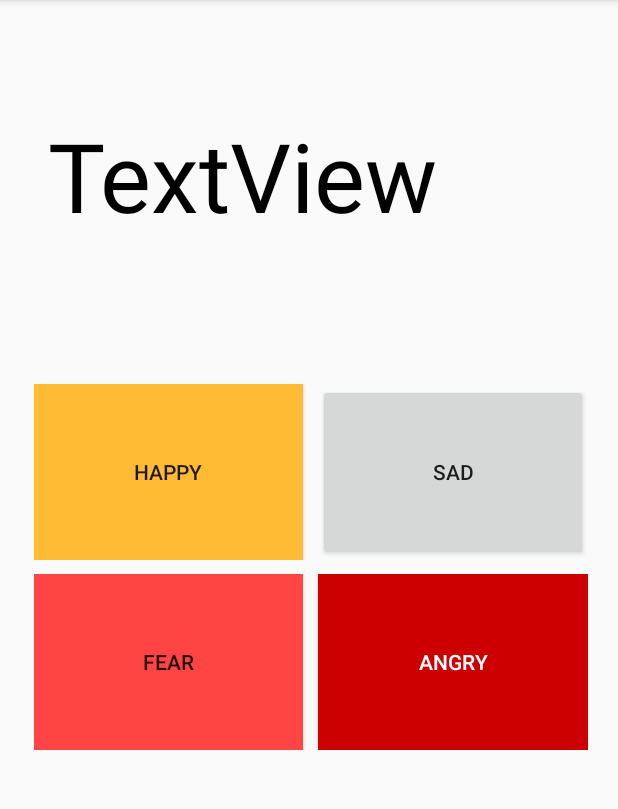
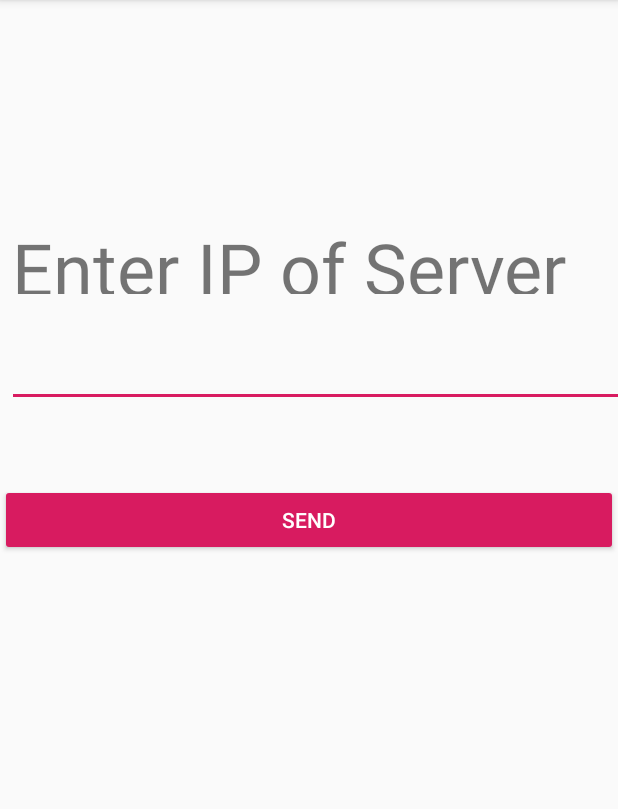
Before and after one commit to ggandhi27/Emotions-Recognition-using-IOT-and-Machine-Learning, an Android app: the screen it shows after launch (MainActivity), on a phone screen of 412 x 824 dp, the part 84-893 px from its top. Run offline under Robolectric (Android 15) with nearby library versions, the phone set to English and light mode, and no system bars.

Commit message:
Onclick event on the buttons is set

```diff
--- a/SocketsApp/app/src/main/java/com/example/socketsapp/MainActivity.java
+++ b/SocketsApp/app/src/main/java/com/example/socketsapp/MainActivity.java
@@ -2,22 +2,36 @@ package com.example.socketsapp;
 
 import androidx.appcompat.app.AppCompatActivity;
 
+import android.content.Intent;
 import android.os.Bundle;
 import android.view.View;
+import android.widget.Button;
 import android.widget.EditText;
+import android.widget.TextView;
 
 public class MainActivity extends AppCompatActivity {
 
     EditText e1;
 
+    Button sendButton;
+
+
 
     @Override
-    protected void onCreate(Bundle savedInstanceState) {
+    protected void onCreate(final Bundle savedInstanceState) {
         super.onCreate(savedInstanceState);
-//        setContentView(R.layout.activity_main);
-        setContentView(R.layout.moods);
-        e1 = (EditText)findViewById(R.id.editText);
+        setContentView(R.layout.activity_main);
+//        setContentView(R.layout.moods);
+        e1 = (EditText)findViewById(R.id.ipAddress);
+        sendButton = (Button)findViewById(R.id.sendBtn);
 
+        sendButton.setOnClickListener(new View.OnClickListener() {
+            @Override
+            public void onClick(View view) {
+
+                startActivity(new Intent(MainActivity.this,MoodActivity.class));
+            }
+        });
     }
 
     public void send(View view) {
--- a/SocketsApp/app/src/main/res/layout/activity_main.xml
+++ b/SocketsApp/app/src/main/res/layout/activity_main.xml
@@ -11,7 +11,7 @@
 
     <EditText
 
-        android:id="@+id/editText"
+        android:id="@+id/ipAddress"
         android:layout_width="match_parent"
         android:layout_height="wrap_content"
         android:layout_marginEnd="16dp"
@@ -19,17 +19,29 @@
         android:layout_x="5dp"
         android:layout_y="226dp"
         android:ems="10"
-        android:inputType="textPersonName"
-        android:text="Name"
-        tools:layout_editor_absoluteY="46dp" />
+        android:inputType="textUri"
+        tools:layout_editor_absoluteY="46dp"
+        tools:text="IP Address" />
 
     <Button
         android:id="@+id/sendBtn"
-        android:layout_width="wrap_content"
+        style="@style/Base.Widget.AppCompat.Button.Colored"
+        android:layout_width="match_parent"
         android:layout_height="wrap_content"
-        android:layout_x="147dp"
+        android:layout_x="0dp"
         android:layout_y="323dp"
         android:text="Send"
         tools:layout_editor_absoluteX="145dp"
         tools:layout_editor_absoluteY="115dp" />
+
+    <TextView
+        android:id="@+id/textView2"
+        android:layout_width="wrap_content"
+        android:layout_height="50dp"
+        android:layout_x="8dp"
+        android:layout_y="146dp"
+        android:text="Enter IP of Server"
+        tools:layout_editor_absoluteX="37dp"
+        tools:layout_editor_absoluteY="161dp"
+        android:textSize="@android:dimen/app_icon_size"/>
 </AbsoluteLayout>
--- a/SocketsApp/app/src/main/res/layout/moods.xml
+++ b/SocketsApp/app/src/main/res/layout/moods.xml
@@ -61,7 +61,7 @@
     </LinearLayout>
 
     <TextView
-        android:id="@+id/textView"
+        android:id="@+id/moodtxt"
         android:layout_width="355dp"
         android:layout_height="98dp"
         android:layout_x="32dp"
```
Also changed, not shown: SocketsApp/app/src/main/AndroidManifest.xml (+7 -0 lines), SocketsApp/app/src/main/java/com/example/socketsapp/MoodActivity.java (added, +58 -0 lines).
